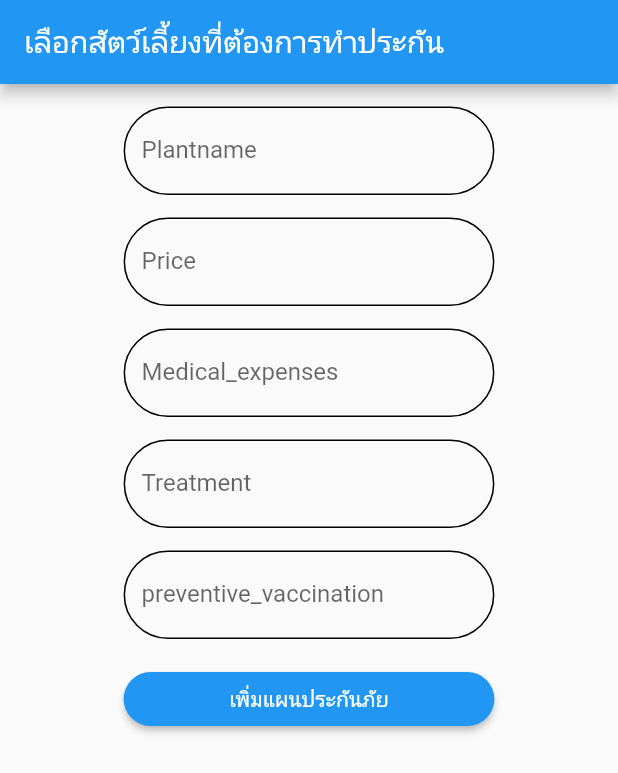
After one commit to Thanasak30/app_petinsurance, a Flutter app: the Addinsurance screen opened directly, after a tap on "เพิ่มแผนประกันภัย", on a phone screen of 412 x 824 dp. The commit adds this screen. Shown: the top 773 px of the screen. Run offline on Flutter 3.47's test engine with Material 2 defaults, Android fonts, the phone set to English and light mode, and no system bars; our stand-ins replace carousel_slider; missing offline and left inert: flutter_session_manager; accounts and stored records are empty; network calls fail.

Commit message:
officeradd

```diff
--- a/lib/constant/constant_value.dart
+++ b/lib/constant/constant_value.dart
@@ -1,5 +1,5 @@
 //IPv4 session
-const String ipv4 = "192.168.156.55";
+const String ipv4 = "192.168.89.55";
 
 //Header session
 const Map<String, String> headers = {"Access-Control-Allow-Origin": "*",
--- /dev/null
+++ b/lib/controller/OfficerController.dart
@@ -0,0 +1,38 @@
+import 'dart:convert';
+
+import 'package:http/http.dart' as http;
+
+import '../constant/constant_value.dart';
+
+class OfficerController {
+  Future addPlant(
+    String price,
+    String cost_of_preventive_vaccination,
+    String details,
+    String duration,
+    String insurance_name,
+    String medical_expenses,
+    String treatment,
+
+
+  ) async {
+    Map data = {
+      "insurance_name": insurance_name,
+      "details": details,
+      "duration": duration,
+      "medical_expenses": medical_expenses,
+      "treatment": treatment,
+      "cost_of_vaccination": cost_of_preventive_vaccination,
+      "price": price,
+    };
+
+    var jsonData = json.encode(data);
+    var url = Uri.parse(baseURL + "/insurancedetail/add");
+
+    http.Response response =
+        await http.post(url, headers: headers, body: jsonData);
+
+    print(response.body);
+    return response;
+  }
+}
--- a/lib/main.dart
+++ b/lib/main.dart
@@ -1,5 +1,6 @@
 import 'package:flutter/material.dart';
 import 'package:pet_insurance/screen/AddPet.dart';
+import 'package:pet_insurance/screen/OfficerAddinsurance.dart';
 import 'package:pet_insurance/screen/Register.dart';
 import 'package:pet_insurance/screen/View_insurance.dart';
 import 'package:pet_insurance/screen/insurance_reg1.dart';
--- a/lib/screen/AddPet.dart
+++ b/lib/screen/AddPet.dart
@@ -2,6 +2,7 @@ import 'package:flutter/material.dart';
 import 'package:flutter/src/widgets/framework.dart';
 import 'package:flutter/src/widgets/placeholder.dart';
 import 'package:http/http.dart' as http;
+import 'package:pet_insurance/screen/insurance_reg1.dart';
 
 import '../controller/PetdetailController.dart';
 import 'Register.dart';
@@ -122,7 +123,7 @@ class _AddPetState extends State<AddPet> {
                   }
                   Navigator.of(context).pushReplacement(
                       MaterialPageRoute(builder: (BuildContext context) {
-                    return RegisterScreen();
+                    return InsuranceREG();
                   }));
                 },
                 child: Text("เพิ่มสัตว์เลี้ยง"))),
--- /dev/null
+++ b/lib/screen/OfficerAddinsurance.dart
@@ -0,0 +1,205 @@
+import 'package:flutter/material.dart';
+import 'package:flutter/src/widgets/framework.dart';
+import 'package:flutter/src/widgets/placeholder.dart';
+import 'package:pet_insurance/screen/View_insurance.dart';
+
+import '../controller/OfficerController.dart';
+import '../navbar/navbar.dart';
+import 'package:http/http.dart' as http;
+
+class Addinsurance extends StatefulWidget {
+  const Addinsurance({super.key});
+
+  @override
+  State<Addinsurance> createState() => _AddinsuranceState();
+}
+
+class _AddinsuranceState extends State<Addinsurance> {
+  final OfficerController officerController = OfficerController();
+
+  TextEditingController PlantnameController = TextEditingController();
+  TextEditingController MedicalController = TextEditingController();
+  TextEditingController TreatmentController = TextEditingController();
+  TextEditingController preventive_vaccinationController =
+      TextEditingController();
+  TextEditingController PriceController = TextEditingController();
+
+  @override
+  Widget build(BuildContext context) {
+    double size = MediaQuery.of(context).size.width;
+    return Scaffold(
+      // drawer: Navbar(),
+      appBar: AppBar(
+        title: const Text("เลือกสัตว์เลี้ยงที่ต้องการทำประกัน"),
+      ),
+      body: SingleChildScrollView(
+        child: Column(
+          children: [
+            buildPlantname(size),
+            buildPrice(size),
+            buildmedical_expenses(size),
+            buildtreatment(size),
+            buildcost_of_preventive_vaccination(size),
+            buildbuttom(size)
+          ],
+        ),
+      ),
+    );
+  }
+
+  Row buildbuttom(double size) {
+    return Row(
+      mainAxisAlignment: MainAxisAlignment.center,
+      children: [
+        Container(
+            margin: EdgeInsets.symmetric(vertical: 16),
+            width: size * 0.6,
+            child: ElevatedButton(
+                style: ElevatedButton.styleFrom(
+                    shape: RoundedRectangleBorder(
+                        borderRadius: BorderRadius.circular(30))),
+                onPressed: () async {
+                  http.Response response = await officerController.addPlant(
+                    PriceController.text,
+                    preventive_vaccinationController.text,
+                    "",
+                    "",
+                    PlantnameController.text,
+                    MedicalController.text,
+                    TreatmentController.text,
+                  );
+                  if (response.statusCode == 500) {
+                    print("Error!");
+                  } else {
+                    print(" addplant successfully!");
+                  }
+                  Navigator.of(context).pushReplacement(
+                      MaterialPageRoute(builder: (BuildContext context) {
+                    return Viewinsurance();
+                  }));
+                },
+                child: Text("เพิ่มแผนประกันภัย"))),
+      ],
+    );
+  }
+
+  Row buildPlantname(double size) {
+    return Row(
+      mainAxisAlignment: MainAxisAlignment.center,
+      children: [
+        Container(
+          margin: EdgeInsets.only(top: 15),
+          width: size * 0.6,
+          child: TextFormField(
+            controller: PlantnameController,
+            decoration: InputDecoration(
+              labelText: "Plantname",
+              enabledBorder: OutlineInputBorder(
+                  borderSide: BorderSide(color: Colors.black),
+                  borderRadius: BorderRadius.circular(30)),
+              focusedBorder: OutlineInputBorder(
+                  borderSide: BorderSide(color: Colors.cyan),
+                  borderRadius: BorderRadius.circular(30)),
+            ),
+          ),
+        ),
+      ],
+    );
+  }
+
+  Row buildmedical_expenses(double size) {
+    return Row(
+      mainAxisAlignment: MainAxisAlignment.center,
+      children: [
+        Container(
+          margin: EdgeInsets.only(top: 15),
+          width: size * 0.6,
+          child: TextFormField(
+            controller: MedicalController,
+            decoration: InputDecoration(
+              labelText: "Medical_expenses",
+              enabledBorder: OutlineInputBorder(
+                  borderSide: BorderSide(color: Colors.black),
+                  borderRadius: BorderRadius.circular(30)),
+              focusedBorder: OutlineInputBorder(
+                  borderSide: BorderSide(color: Colors.cyan),
+                  borderRadius: BorderRadius.circular(30)),
+            ),
+          ),
+        ),
+      ],
+    );
+  }
+
+  Row buildtreatment(double size) {
+    return Row(
+      mainAxisAlignment: MainAxisAlignment.center,
+      children: [
+        Container(
+          margin: EdgeInsets.only(top: 15),
+          width: size * 0.6,
+          child: TextFormField(
+            controller: TreatmentController,
+            decoration: InputDecoration(
+              labelText: "Treatment",
+              enabledBorder: OutlineInputBorder(
+                  borderSide: BorderSide(color: Colors.black),
+                  borderRadius: BorderRadius.circular(30)),
+              focusedBorder: OutlineInputBorder(
+                  borderSide: BorderSide(color: Colors.cyan),
+                  borderRadius: BorderRadius.circular(30)),
+            ),
+          ),
+        ),
+      ],
+    );
+  }
+
+  Row buildcost_of_preventive_vaccination(double size) {
+    return Row(
+      mainAxisAlignment: MainAxisAlignment.center,
+      children: [
+        Container(
+          margin: EdgeInsets.only(top: 15),
+          width: size * 0.6,
+          child: TextFormField(
+            controller: preventive_vaccinationController,
+            decoration: InputDecoration(
+              labelText: "preventive_vaccination",
+              enabledBorder: OutlineInputBorder(
+                  borderSide: BorderSide(color: Colors.black),
+                  borderRadius: BorderRadius.circular(30)),
+              focusedBorder: OutlineInputBorder(
+                  borderSide: BorderSide(color: Colors.cyan),
+                  borderRadius: BorderRadius.circular(30)),
+            ),
+          ),
+        ),
+      ],
+    );
+  }
+
+  Row buildPrice(double size) {
+    return Row(
+      mainAxisAlignment: MainAxisAlignment.center,
+      children: [
+        Container(
+          margin: EdgeInsets.only(top: 15),
+          width: size * 0.6,
+          child: TextFormField(
+            controller: PriceController,
+            decoration: InputDecoration(
+              labelText: "Price",
+              enabledBorder: OutlineInputBorder(
+                  borderSide: BorderSide(color: Colors.black),
+                  borderRadius: BorderRadius.circular(30)),
+              focusedBorder: OutlineInputBorder(
+                  borderSide: BorderSide(color: Colors.cyan),
+                  borderRadius: BorderRadius.circular(30)),
+            ),
+          ),
+        ),
+      ],
+    );
+  }
+}
--- a/lib/screen/View_insurance.dart
+++ b/lib/screen/View_insurance.dart
@@ -104,7 +104,7 @@ class _ViewinsuranceState extends State<Viewinsurance> {
                   onPressed: () {
                     Navigator.of(context).pushReplacement(
                         MaterialPageRoute(builder: (BuildContext context) {
-                      return InsuranceREG();
+                      return AddPet();
                     }));
                   },
                   child: Text("สมัครแผน"))
```
Also changed, not shown: lib/controller/PetdetailController.dart (+18 -4 lines), lib/model/Petdetail.dart (+23 -21 lines), lib/navbar/navbarofficer.dart (added, +89 -0 lines), lib/screen/insurance_reg1.dart (+44 -41 lines), lib/screen/insurance_reg2.dart (+30 -2 lines), lib/screen/login.dart (+11 -4 lines).
